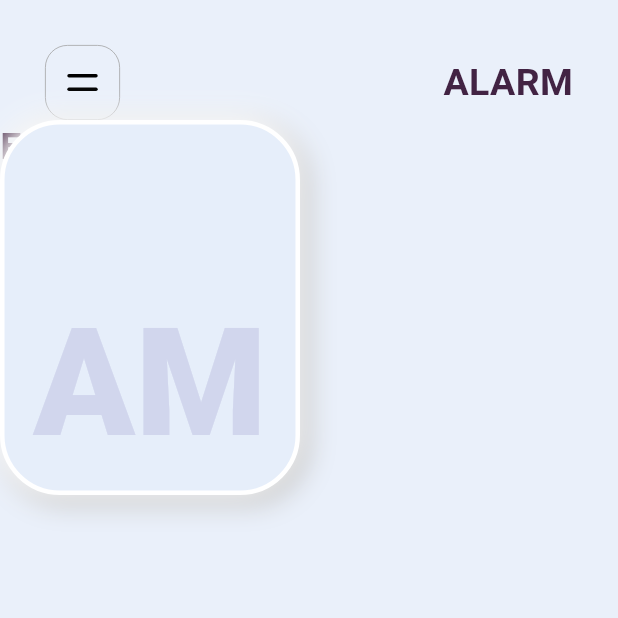
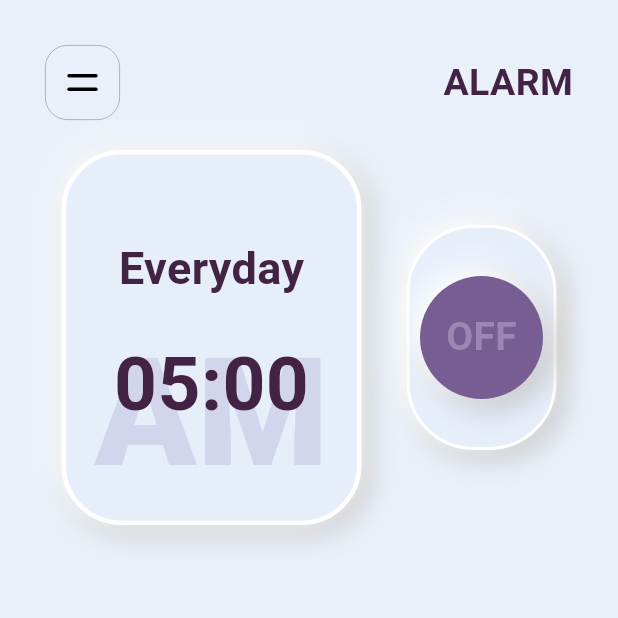
Before and after one commit to nikkieke/flutter_micro_interactions, a Flutter app: the AlarmScreen screen opened directly, on a phone screen of 412 x 824 dp, the top half of it. Run offline on Flutter 3.47's test engine with Material 3 defaults, Android fonts, the phone set to English and light mode, and no system bars; our stand-ins replace flutter_svg, percent_indicator, rive, smooth_page_indicator.

Commit message:
alarm screen

```diff
--- a/lib/features/clock_animation/screens/alarm_screen.dart
+++ b/lib/features/clock_animation/screens/alarm_screen.dart
@@ -39,46 +39,8 @@ class _AlarmScreenState extends State<AlarmScreen> {
                   ],
                 ),
               ),
-              const Padding(padding: EdgeInsets.symmetric(horizontal: 30)),
-              Stack(
-                children: [
-                  Row(
-                    children: [
-                      const UiTexts(text: 'Everyday', size: 25,),
-                    ],
-                  ),
-                  Container(
-                    alignment: Alignment.bottomCenter,
-                    height: 250,
-                    width: 200,
-                    decoration: BoxDecoration(
-                        color: UiColors.lightBlueCard,
-                        border: Border.all(color: Colors.white, width: 3),
-                        borderRadius: const BorderRadius.all(Radius.circular(40)),
-                        boxShadow:
-                        [
-                          BoxShadow(
-                            color: Colors.grey.shade400,
-                            offset: const Offset(4, 4),
-                            blurRadius: 15,
-                            spreadRadius: 1,
-                          ),
-                          const BoxShadow(
-                            color: Colors.white,
-                            offset: Offset(-2, -2),
-                            blurRadius: 15,
-                            spreadRadius: 1,
-                          ),
-                        ]
-                    ),
-                    child: const Text('AM', style:
-                    TextStyle(fontSize: 100,
-                      fontWeight: FontWeight.w800,
-                      color: Color(0xffd1d6ed),
-                    ),),
-                  ),
-                ]
-              )
+              const SizedBox(height: 20,),
+              AlarmWidget()
             ],
           )
       ),
--- /dev/null
+++ b/lib/features/clock_animation/widget/alarm_widget.dart
@@ -0,0 +1,119 @@
+import 'package:flutter/material.dart';
+import 'package:flutter_micro_interactions/features/features.dart';
+
+
+class AlarmWidget extends StatelessWidget {
+  const AlarmWidget({
+    super.key,
+  });
+
+  @override
+  Widget build(BuildContext context) {
+    return Padding(
+      padding: const EdgeInsets.symmetric(horizontal: 30),
+      child: Row(
+        mainAxisAlignment: MainAxisAlignment.center,
+        children: [
+          Stack(
+              alignment: Alignment.center,
+              children: [
+                Container(
+                  alignment: Alignment.bottomCenter,
+                  height: 250,
+                  width: 200,
+                  decoration: BoxDecoration(
+                      color: UiColors.lightBlueCard,
+                      border: Border.all(color: Colors.white, width: 3),
+                      borderRadius: const BorderRadius.all(Radius.circular(40)),
+                      boxShadow:
+                      [
+                        BoxShadow(
+                          color: Colors.grey.shade400,
+                          offset: const Offset(4, 4),
+                          blurRadius: 15,
+                          spreadRadius: 1,
+                        ),
+                        const BoxShadow(
+                          color: Colors.white,
+                          offset: Offset(-2, -2),
+                          blurRadius: 15,
+                          spreadRadius: 1,
+                        ),
+                      ]
+                  ),
+                  child: const Text('AM', style:
+                  TextStyle(fontSize: 100,
+                    fontWeight: FontWeight.w800,
+                    color: Color(0xffd1d6ed),
+                  ),),
+                ),
+                const Column(
+                  children: [
+                    UiTexts(text: 'Everyday', size: 30,),
+                    SizedBox(height: 20,),
+                    UiTexts(text: '05:00', size: 50,),
+                  ],
+                ),
+              ]
+          ),
+          const SizedBox(width: 30,),
+          Container(
+            padding: const EdgeInsets.all(7),
+            height: 150,
+            width: 100,
+            decoration: BoxDecoration(
+                borderRadius: const BorderRadius.all(Radius.circular(45)),
+                border: Border.all(color: Colors.white, width: 2,),
+                color: UiColors.lightBlueCard,
+                boxShadow:
+                [
+                  BoxShadow(
+                    color: Colors.grey.shade400,
+                    offset: const Offset(4, 4),
+                    blurRadius: 15,
+                    spreadRadius: 1,
+                  ),
+                  const BoxShadow(
+                    color: Colors.white,
+                    offset: Offset(-4, -4),
+                    blurRadius: 15,
+                    spreadRadius: 1,
+                  ),
+                ]
+            ),
+            child: Container(
+              alignment: Alignment.center,
+              decoration: BoxDecoration(
+                  shape: BoxShape.circle,
+                  color: const Color(0xff775d91),
+                  boxShadow:
+                  [
+                    BoxShadow(
+                      color: Colors.grey.shade400,
+                      offset: const Offset(5, 5),
+                      blurRadius: 15,
+                      spreadRadius: 1,
+                    ),
+                    const BoxShadow(
+                      color: Colors.white,
+                      offset: Offset(-5, -5),
+                      blurRadius: 15,
+                      spreadRadius: 1,
+                    ),
+                  ]
+              ),
+              child: const Text(
+                'OFF',
+                style: TextStyle(
+                  color: Color(0xff9c86b3),
+                  fontWeight: FontWeight.bold,
+                  fontSize: 26,
+                ),
+              ),
+            ),
+          )
+        ],
+      ),
+    );
+  }
+}
--- a/lib/features/clock_animation/widget/widget.dart
+++ b/lib/features/clock_animation/widget/widget.dart
@@ -1,2 +1,3 @@
 export 'button.dart';
 export 'buttom_nav_widget.dart';
+export 'alarm_widget.dart';
```
